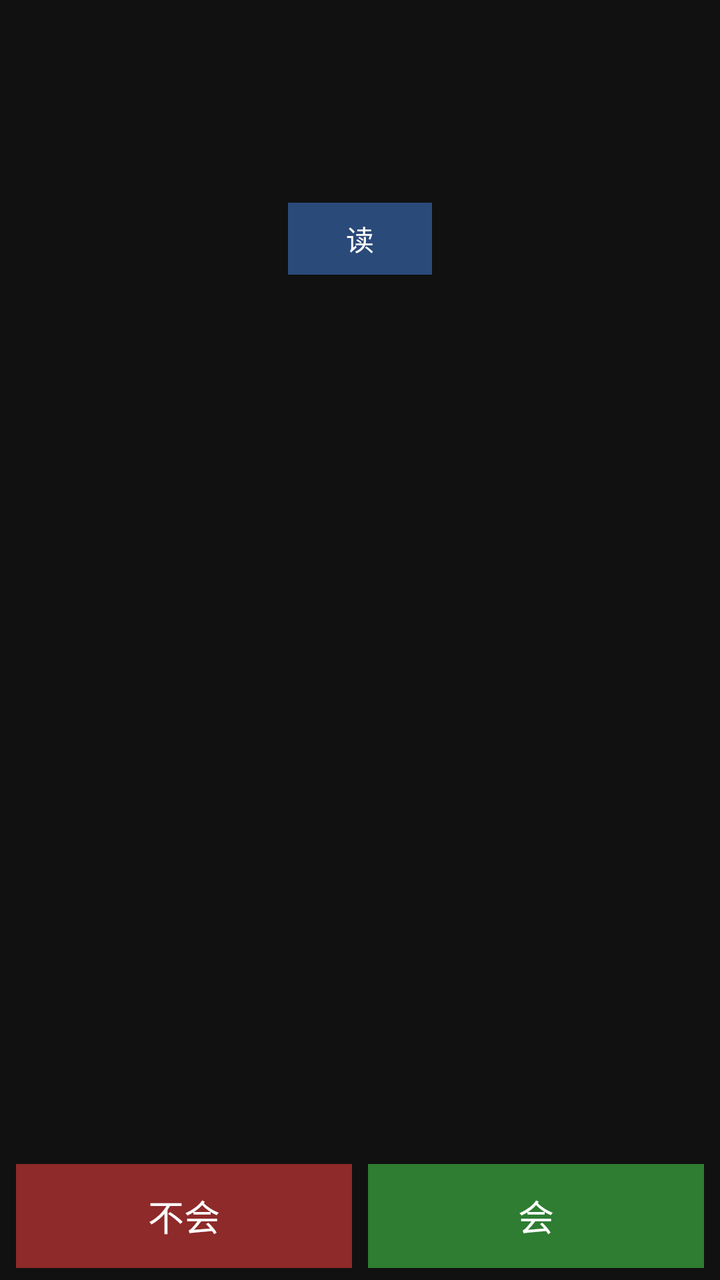
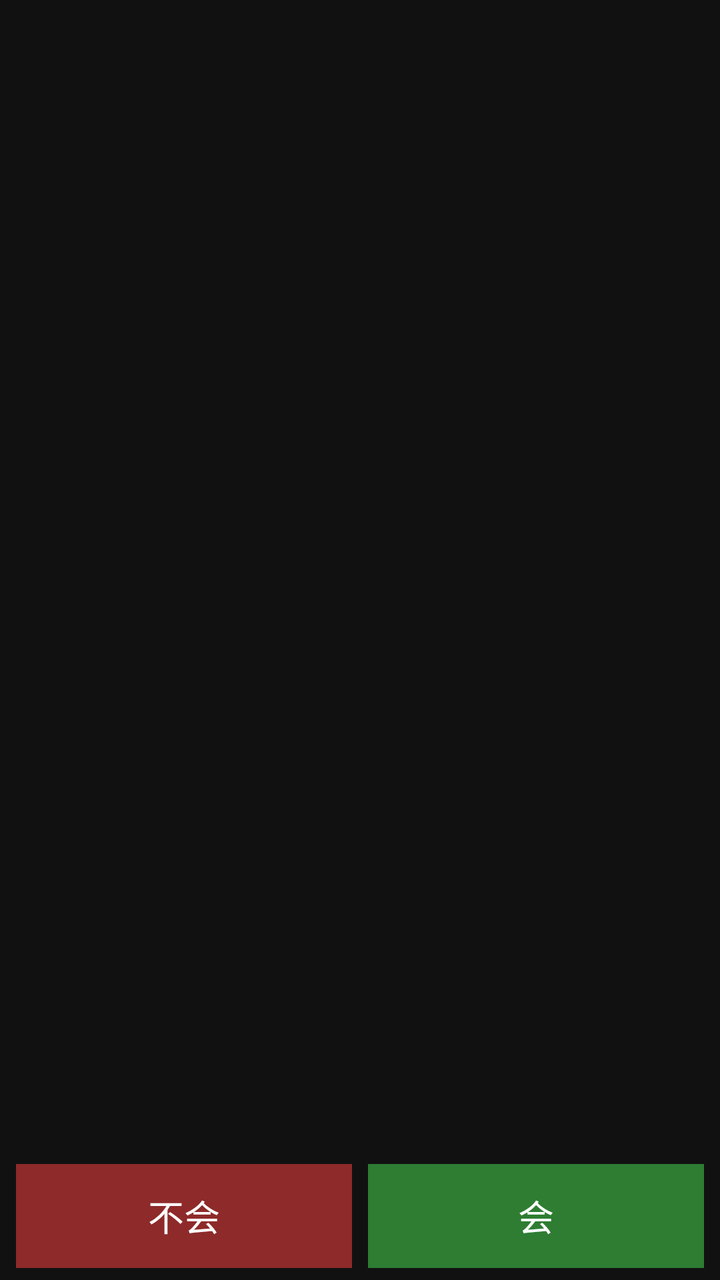

An Android layout rendered at two revisions. The XML below is the earlier revision; the diff shows what the commit changed to produce the second picture.
<!-- AndroidManifest.xml: application theme AppTheme -->
<!-- res/layout/activity_recognize.xml -->
<?xml version="1.0" encoding="utf-8"?>
<LinearLayout xmlns:android="http://schemas.android.com/apk/res/android"
    android:layout_width="match_parent"
    android:layout_height="match_parent"
    android:background="@color/bg"
    android:orientation="vertical"
    android:paddingLeft="8dp"
    android:paddingRight="8dp"
    android:paddingTop="6dp"
    android:paddingBottom="6dp">

    <TextView
        android:id="@+id/header"
        android:layout_width="match_parent"
        android:layout_height="wrap_content"
        android:textColor="@color/text_dim"
        android:textSize="12sp" />

    <TextView
        android:id="@+id/wordText"
        android:layout_width="match_parent"
        android:layout_height="wrap_content"
        android:layout_marginTop="8dp"
        android:gravity="center"
        android:textColor="@color/word"
        android:textSize="34sp"
        android:textStyle="bold" />

    <TextView
        android:id="@+id/phonetic"
        android:layout_width="match_parent"
        android:layout_height="wrap_content"
        android:gravity="center"
        android:textColor="@color/text_dim"
        android:textSize="16sp" />

    <Button
        android:id="@+id/btnSpeak"
        android:layout_width="wrap_content"
        android:layout_height="36dp"
        android:layout_gravity="center_horizontal"
        android:layout_marginTop="4dp"
        android:background="@drawable/btn_next"
        android:focusable="false"
        android:minWidth="72dp"
        android:paddingLeft="14dp"
        android:paddingRight="14dp"
        android:text="@string/btn_speak"
        android:textColor="@color/word"
        android:textSize="14sp" />

    <TextView
        android:id="@+id/stashBadge"
        android:layout_width="wrap_content"
        android:layout_height="wrap_content"
        android:layout_gravity="center_horizontal"
        android:layout_marginTop="2dp"
        android:background="@drawable/btn_stash"
        android:paddingLeft="8dp"
        android:paddingRight="8dp"
        android:paddingTop="2dp"
        android:paddingBottom="2dp"
        android:text="@string/badge_stash"
        android:textColor="@color/stash_text"
        android:textSize="12sp"
        android:visibility="gone" />

    <ScrollView
        android:id="@+id/meaningScroll"
        android:layout_width="match_parent"
        android:layout_height="0dp"
        android:layout_marginTop="8dp"
        android:layout_weight="1"
        android:fillViewport="true"
        android:focusable="false"
        android:focusableInTouchMode="false">

        <LinearLayout
            android:layout_width="match_parent"
            android:layout_height="wrap_content"
            android:orientation="vertical">

            <TextView
                android:id="@+id/trans"
                android:layout_width="match_parent"
                android:layout_height="wrap_content"
                android:gravity="left|top"
                android:textColor="@color/text"
                android:textSize="20sp"
                android:visibility="invisible" />

            <TextView
                android:id="@+id/exampleEn"
                android:layout_width="match_parent"
                android:layout_height="wrap_content"
                android:layout_marginTop="8dp"
                android:gravity="left|top"
                android:textColor="@color/text"
                android:textSize="16sp"
                android:visibility="invisible" />

            <TextView
                android:id="@+id/exampleCn"
                android:layout_width="match_parent"
                android:layout_height="wrap_content"
                android:layout_marginTop="4dp"
                android:gravity="left|top"
                android:textColor="@color/text_dim"
                android:textSize="16sp"
                android:visibility="invisible" />
        </LinearLayout>
    </ScrollView>

    <LinearLayout
        android:id="@+id/markBar"
        android:layout_width="match_parent"
        android:layout_height="52dp"
        android:layout_marginTop="8dp"
        android:orientation="horizontal">

        <Button
            android:id="@+id/btnUnknown"
            android:layout_width="0dp"
            android:layout_height="match_parent"
            android:layout_marginRight="4dp"
            android:layout_weight="1"
            android:background="@drawable/btn_unknown"
            android:text="@string/btn_unknown"
            android:textColor="@color/word"
            android:textSize="18sp" />

        <Button
            android:id="@+id/btnKnow"
            android:layout_width="0dp"
            android:layout_height="match_parent"
            android:layout_marginLeft="4dp"
            android:layout_weight="1"
            android:background="@drawable/btn_know"
            android:text="@string/btn_know"
            android:textColor="@color/word"
            android:textSize="18sp" />
    </LinearLayout>

    <LinearLayout
        android:id="@+id/resultBar"
        android:layout_width="match_parent"
        android:layout_height="52dp"
        android:layout_marginTop="8dp"
        android:orientation="horizontal"
        android:visibility="gone">

        <Button
            android:id="@+id/btnStash"
            android:layout_width="0dp"
            android:layout_height="match_parent"
            android:layout_marginRight="4dp"
            android:layout_weight="1"
            android:background="@drawable/btn_stash"
            android:text="@string/btn_stash"
            android:textColor="@color/stash_text"
            android:textSize="18sp" />

        <Button
            android:id="@+id/btnNext"
            android:layout_width="0dp"
            android:layout_height="match_parent"
            android:layout_marginLeft="4dp"
            android:layout_weight="1"
            android:background="@drawable/btn_next"
            android:text="@string/btn_next"
            android:textColor="@color/word"
            android:textSize="18sp" />
    </LinearLayout>
</LinearLayout>
<!-- resources referenced by this layout -->
<resources>
  <color name="bg">#FF111111</color>
  <color name="stash_text">#FFFFCC80</color>
  <color name="text">#FFEEEEEE</color>
  <color name="text_dim">#FF9A9A9A</color>
  <color name="word">#FFFFFFFF</color>
  <!-- drawable btn_know (drawable) -->
  <?xml version="1.0" encoding="utf-8"?>
  <selector xmlns:android="http://schemas.android.com/apk/res/android">
      <item android:state_pressed="true">
          <shape android:shape="rectangle">
              <solid android:color="#FF43A047" />
          </shape>
      </item>
      <item android:state_focused="true">
          <shape android:shape="rectangle">
              <solid android:color="#FF388E3C" />
          </shape>
      </item>
      <item>
          <shape android:shape="rectangle">
              <solid android:color="#FF2E7D32" />
          </shape>
      </item>
  </selector>
  <!-- drawable btn_next (drawable) -->
  <?xml version="1.0" encoding="utf-8"?>
  <selector xmlns:android="http://schemas.android.com/apk/res/android">
      <item android:state_pressed="true">
          <shape android:shape="rectangle">
              <solid android:color="#FF3D6AAD" />
          </shape>
      </item>
      <item android:state_focused="true">
          <shape android:shape="rectangle">
              <solid android:color="#FF355A96" />
          </shape>
      </item>
      <item>
          <shape android:shape="rectangle">
              <solid android:color="#FF2A4A7A" />
          </shape>
      </item>
  </selector>
  <!-- drawable btn_stash (drawable) -->
  <?xml version="1.0" encoding="utf-8"?>
  <selector xmlns:android="http://schemas.android.com/apk/res/android">
      <item android:state_pressed="true">
          <shape android:shape="rectangle">
              <solid android:color="#FF8D6E1A" />
          </shape>
      </item>
      <item android:state_focused="true">
          <shape android:shape="rectangle">
              <solid android:color="#FF7A5A18" />
          </shape>
      </item>
      <item>
          <shape android:shape="rectangle">
              <solid android:color="#FF6A4A1A" />
          </shape>
      </item>
  </selector>
  <!-- drawable btn_unknown (drawable) -->
  <?xml version="1.0" encoding="utf-8"?>
  <selector xmlns:android="http://schemas.android.com/apk/res/android">
      <item android:state_pressed="true">
          <shape android:shape="rectangle">
              <solid android:color="#FFC62828" />
          </shape>
      </item>
      <item android:state_focused="true">
          <shape android:shape="rectangle">
              <solid android:color="#FFB71C1C" />
          </shape>
      </item>
      <item>
          <shape android:shape="rectangle">
              <solid android:color="#FF8E2A2A" />
          </shape>
      </item>
  </selector>
  <string name="badge_stash">暂存</string>
  <string name="btn_know">会</string>
  <string name="btn_next">下一词</string>
  <string name="btn_speak">读</string>
  <string name="btn_stash">暂存</string>
  <string name="btn_unknown">不会</string>
  <style name="AppTheme" parent="android:Theme.Holo.NoActionBar">
          <item name="android:windowBackground">@color/bg</item>
          <item name="android:colorBackground">@color/bg</item>
          <item name="android:textColor">@color/text</item>
          <item name="android:textColorPrimary">@color/text</item>
          <item name="android:textColorHint">@color/text_dim</item>
          <item name="android:editTextColor">@color/text</item>
      </style>
</resources>

<!-- the commit's change to res/layout/activity_recognize.xml (unified diff, before → after) -->
@@ -33,21 +33,6 @@
         android:gravity="center"
         android:textColor="@color/text_dim"
         android:textSize="16sp" />
-
-    <Button
-        android:id="@+id/btnSpeak"
-        android:layout_width="wrap_content"
-        android:layout_height="36dp"
-        android:layout_gravity="center_horizontal"
-        android:layout_marginTop="4dp"
-        android:background="@drawable/btn_next"
-        android:focusable="false"
-        android:minWidth="72dp"
-        android:paddingLeft="14dp"
-        android:paddingRight="14dp"
-        android:text="@string/btn_speak"
-        android:textColor="@color/word"
-        android:textSize="14sp" />
 
     <TextView
         android:id="@+id/stashBadge"
<!-- resource entries referenced after the edit -->
@@ -84,7 +84,6 @@
   <string name="badge_stash">暂存</string>
   <string name="btn_know">会</string>
   <string name="btn_next">下一词</string>
-  <string name="btn_speak">读</string>
   <string name="btn_stash">暂存</string>
   <string name="btn_unknown">不会</string>
   <style name="AppTheme" parent="android:Theme.Holo.NoActionBar">
